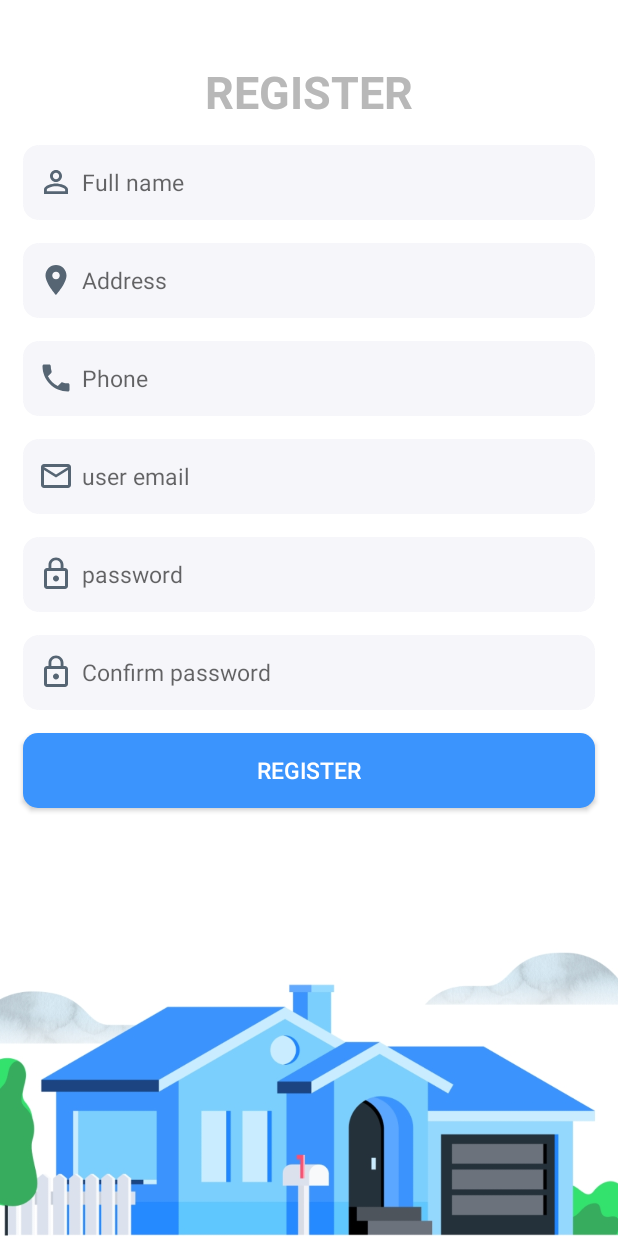
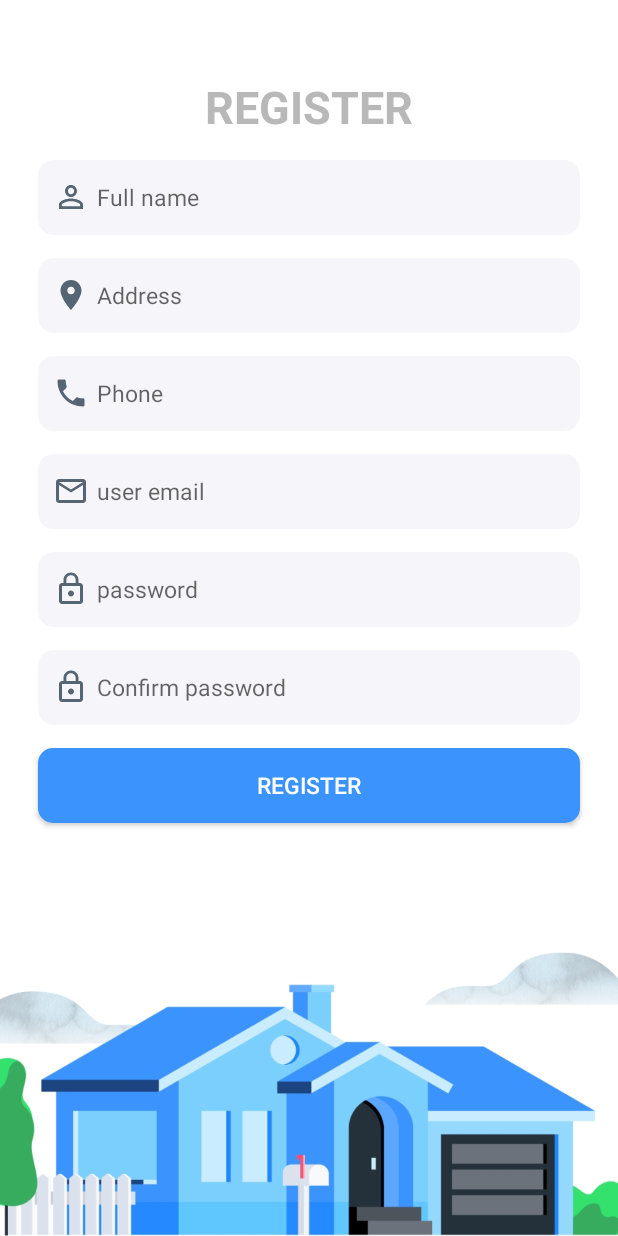
Before and after one commit to uttamtamang/HouseRentalSystem, an Android app: the screen it shows after launch (RegistrationActivity), after a tap on "Don't have an account?", on a phone screen of 412 x 824 dp. Run offline under Robolectric (Android 15) with nearby library versions, the light colour scheme and no system bars; our stand-ins replace ButterKnife; libraries missing offline, so code that uses them is left out: com.eightbitlab.supportrenderscriptblur, eightbitlab.com.blurview.

Commit message:
registration

```diff
--- a/app/src/main/AndroidManifest.xml
+++ b/app/src/main/AndroidManifest.xml
@@ -1,6 +1,12 @@
 <?xml version="1.0" encoding="utf-8"?>
 <manifest xmlns:android="http://schemas.android.com/apk/res/android"
     package="com.example.meroghar">
+
+    <uses-permission android:name="android.permission.INTERNET">
+
+    </uses-permission>
+    <uses-permission android:name="android.permission.READ_EXTERNAL_STORAGE"></uses-permission>
+
 
     <application
         android:allowBackup="true"
--- /dev/null
+++ b/app/src/main/java/com/example/meroghar/Interfaces/UserApi.java
@@ -0,0 +1,25 @@
+package com.example.meroghar.Interfaces;
+
+import com.example.meroghar.Models.User;
+import com.example.meroghar.ServerResponse.ImageResponse;
+
+import okhttp3.MultipartBody;
+import retrofit2.Call;
+import retrofit2.http.Body;
+import retrofit2.http.Multipart;
+import retrofit2.http.POST;
+import retrofit2.http.Part;
+
+public interface UserApi {
+
+    @POST("users/signup")
+    Call<Void> signup(@Body User user);
+
+    @POST("users/login")
+    Call<Void> login(@Body User user);
+
+    @Multipart
+    @POST("/upload")
+    Call<ImageResponse> uploadImage(@Part MultipartBody.Part Profileimage);
+
+}
--- a/app/src/main/java/com/example/meroghar/LoginActivity.java
+++ b/app/src/main/java/com/example/meroghar/LoginActivity.java
@@ -39,13 +39,13 @@ public class LoginActivity extends AppCompatActivity {
         getSupportActionBar().hide();
 
         //THIS WILL MAKE YOUR STATUS BAR TRANSPARENT
-        if(Build.VERSION.SDK_INT>=Build.VERSION_CODES.LOLLIPOP){
-            getWindow().setFlags(
-                    WindowManager.LayoutParams.FLAG_LAYOUT_NO_LIMITS,
-                    WindowManager.LayoutParams.FLAG_LAYOUT_NO_LIMITS
-            );
-            getWindow().setStatusBarColor(Color.TRANSPARENT);
-        }
+//        if(Build.VERSION.SDK_INT>=Build.VERSION_CODES.LOLLIPOP){
+//            getWindow().setFlags(
+//                    WindowManager.LayoutParams.FLAG_LAYOUT_NO_LIMITS,
+//                    WindowManager.LayoutParams.FLAG_LAYOUT_NO_LIMITS
+//            );
+//            getWindow().setStatusBarColor(Color.TRANSPARENT);
+//        }
 
 
         btnLogin= findViewById(R.id.btnLogin);
--- a/app/src/main/java/com/example/meroghar/RegistrationActivity.java
+++ b/app/src/main/java/com/example/meroghar/RegistrationActivity.java
@@ -2,10 +2,30 @@ package com.example.meroghar;
 
 import androidx.appcompat.app.AppCompatActivity;
 
+import android.content.Intent;
 import android.os.Bundle;
+import android.view.View;
 import android.view.WindowManager;
+import android.widget.Button;
+import android.widget.EditText;
+import android.widget.Toast;
+
+import com.example.meroghar.Interfaces.UserApi;
+import com.example.meroghar.Models.User;
+import com.example.meroghar.URL.Url;
+
+import retrofit2.Call;
+import retrofit2.Callback;
+import retrofit2.Response;
 
 public class RegistrationActivity extends AppCompatActivity {
+
+    private EditText etFullName, etPhone, etAddress, etEmail, etPassword, etConfirmPassword;
+    private Button Register;
+
+    String imagePath;
+    private String profilePicture="";
+
 
     @Override
     protected void onCreate(Bundle savedInstanceState) {
@@ -16,9 +36,70 @@ public class RegistrationActivity extends AppCompatActivity {
         getSupportActionBar().hide();
 
         //THIS WILL MAKE YOUR STATUS BAR TRANSPARENT
-        getWindow().setFlags(
-                WindowManager.LayoutParams.FLAG_LAYOUT_NO_LIMITS,
-                WindowManager.LayoutParams.FLAG_LAYOUT_NO_LIMITS
-        );
+//        getWindow().setFlags(
+//                WindowManager.LayoutParams.FLAG_LAYOUT_NO_LIMITS,
+//                WindowManager.LayoutParams.FLAG_LAYOUT_NO_LIMITS
+//        );
+
+        etFullName= findViewById(R.id.userName);
+        etPhone= findViewById(R.id.userPhone);
+        etAddress= findViewById(R.id.userAddress);
+        etEmail = findViewById(R.id.userEmail);
+        etPassword = findViewById(R.id.userRPassword);
+        etConfirmPassword = findViewById(R.id.userConfirmPassword);
+
+        Register = findViewById(R.id.btnRegister);
+
+        Register.setOnClickListener(new View.OnClickListener() {
+            @Override
+            public void onClick(View v) {
+                signup();
+            }
+        });
+
+
     }
+    public void signup(){
+        String fullname, address, phone, email, password, cpassword;
+        fullname= etFullName.getText().toString();
+        address= etAddress.getText().toString();
+        phone= etPhone.getText().toString();
+        email= etEmail.getText().toString();
+        password= etPassword.getText().toString();
+        cpassword= etConfirmPassword.getText().toString();
+
+        if(password == cpassword){
+            Toast.makeText(RegistrationActivity.this, "Password and confirm password doesn't matched.",
+                    Toast.LENGTH_LONG).show();
+
+        }
+        else{
+            User user = new User(fullname, address, phone, email, password);
+            UserApi userApi = Url.getInstance().create(UserApi.class);
+            Call<Void> signup = userApi.signup(user);
+
+            signup.enqueue(new Callback<Void>() {
+                @Override
+                public void onResponse(Call<Void> call, Response<Void> response) {
+                    if(!response.isSuccessful()){
+                        Toast.makeText(RegistrationActivity.this, "Code: " +response.body(), Toast.LENGTH_SHORT).show();
+                        return;
+                    }
+                    Toast.makeText(RegistrationActivity.this, "Registration Successful.", Toast.LENGTH_SHORT).show();
+                    Intent intent = new Intent(RegistrationActivity.this, LoginActivity.class);
+                    startActivity(intent);
+                }
+
+                @Override
+                public void onFailure(Call<Void> call, Throwable t) {
+                    Toast.makeText(RegistrationActivity.this, "Error: " + t.getLocalizedMessage(), Toast.LENGTH_SHORT).show();
+
+                }
+            });
+
+        }
+
+
+    }
+
 }
--- a/app/src/main/res/layout/activity_mero_ghar_splash_screen.xml
+++ b/app/src/main/res/layout/activity_mero_ghar_splash_screen.xml
@@ -14,7 +14,7 @@
         app:layout_constraintEnd_toEndOf="parent"
         app:layout_constraintStart_toStartOf="parent"
         app:layout_constraintTop_toTopOf="parent"
-        app:srcCompat="@drawable/app_icon" />
+        app:srcCompat="@drawable/logo2" />
 
 
 </androidx.constraintlayout.widget.ConstraintLayout>
--- a/app/src/main/res/layout/activity_registration.xml
+++ b/app/src/main/res/layout/activity_registration.xml
@@ -26,7 +26,8 @@
         <LinearLayout
             android:layout_width="match_parent"
             android:layout_height="wrap_content"
-            android:orientation="vertical">
+            android:orientation="vertical"
+            android:padding="10dp">
 
             <TextView
                 android:layout_width="wrap_content"
@@ -37,7 +38,7 @@
                 android:textColor="#B8B8B8"
                 android:textSize="30dp"
                 android:textStyle="bold" />
-            <AutoCompleteTextView
+            <EditText
                 android:id="@+id/userName"
                 android:layout_width="match_parent"
                 android:layout_height="50dp"
@@ -51,7 +52,7 @@
                 android:textSize="15sp"
                 android:textColor="#B8B8B8"/>
 
-            <AutoCompleteTextView
+            <EditText
                 android:id="@+id/userAddress"
                 android:layout_width="match_parent"
                 android:layout_height="50dp"
@@ -66,7 +67,7 @@
                 android:textSize="15sp"
                 android:textColor="#B8B8B8"/>
 
-            <AutoCompleteTextView
+            <EditText
                 android:id="@+id/userPhone"
                 android:layout_width="match_parent"
                 android:layout_height="50dp"
@@ -82,7 +83,7 @@
                 android:textColor="#B8B8B8"/>
 
 
-            <AutoCompleteTextView
+            <EditText
                 android:id="@+id/userEmail"
                 android:layout_width="match_parent"
                 android:layout_height="50dp"
@@ -97,8 +98,8 @@
                 android:textSize="15sp"
                 android:textColor="#B8B8B8"/>
 
-            <AutoCompleteTextView
-                android:id="@+id/userPassword"
+            <EditText
+                android:id="@+id/userRPassword"
                 android:layout_width="match_parent"
                 android:layout_height="50dp"
                 android:layout_marginStart="15dp"
@@ -113,7 +114,7 @@
                 android:textSize="15sp"
                 android:textColor="#B8B8B8"/>
 
-            <AutoCompleteTextView
+            <EditText
                 android:id="@+id/userConfirmPassword"
                 android:layout_width="match_parent"
                 android:layout_height="50dp"
```
Also changed, not shown: app/src/main/java/com/example/meroghar/Models/User.java (added, +85 -0 lines), app/src/main/java/com/example/meroghar/ServerResponse/ImageResponse.java (added, +18 -0 lines), app/src/main/java/com/example/meroghar/URL/Url.java (added, +19 -0 lines), app/src/main/res/layout/activity_login.xml (+9 -17 lines), app/src/main/res/drawable/horizontallogo.png (added), app/src/main/res/drawable/logo2.png (added).
